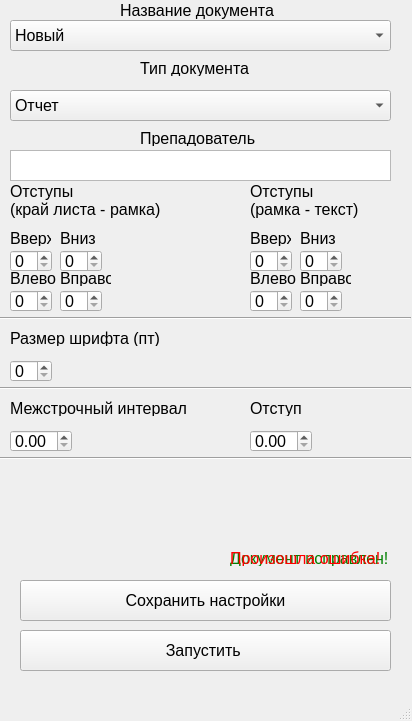
This is data/main.ui in Arkadii01/Docx_testing as Qt 5 draws it before an edit. The edited form follows.
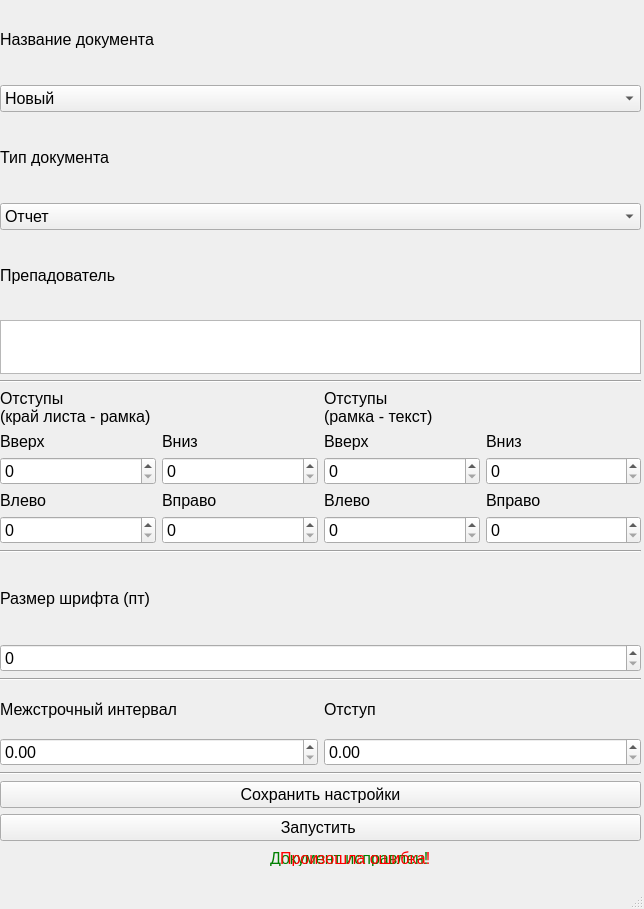
This is the edited form.

Commit message: Добавление flex и grid

Diff of the .ui file:
```diff
--- a/data/main.ui
+++ b/data/main.ui
@@ -6,21 +6,21 @@
    <rect>
     <x>0</x>
     <y>0</y>
-    <width>412</width>
-    <height>721</height>
+    <width>644</width>
+    <height>909</height>
    </rect>
   </property>
   <property name="windowTitle">
    <string>MainWindow</string>
   </property>
   <widget class="QWidget" name="centralwidget">
-   <widget class="QPushButton" name="btn_load">
+   <widget class="QLabel" name="text_success">
     <property name="geometry">
      <rect>
-      <x>20</x>
-      <y>630</y>
-      <width>371</width>
-      <height>41</height>
+      <x>270</x>
+      <y>850</y>
+      <width>161</width>
+      <height>16</height>
      </rect>
     </property>
     <property name="maximumSize">
@@ -34,17 +34,21 @@
       <pointsize>12</pointsize>
      </font>
     </property>
+    <property name="styleSheet">
+     <string notr="true">color: green;
+</string>
+    </property>
     <property name="text">
-     <string>Запустить </string>
+     <string>Документ исправлен!</string>
     </property>
    </widget>
-   <widget class="QPlainTextEdit" name="input_teacher">
+   <widget class="QLabel" name="text_error">
     <property name="geometry">
      <rect>
-      <x>10</x>
-      <y>150</y>
-      <width>381</width>
-      <height>31</height>
+      <x>280</x>
+      <y>850</y>
+      <width>161</width>
+      <height>16</height>
      </rect>
     </property>
     <property name="maximumSize">
@@ -58,25 +62,78 @@
       <pointsize>12</pointsize>
      </font>
     </property>
-    <property name="documentTitle">
-     <string/>
+    <property name="styleSheet">
+     <string notr="true">color: red;</string>
     </property>
-    <property name="plainText">
-     <string/>
+    <property name="text">
+     <string>Произошла ошибка!</string>
     </property>
-    <property name="placeholderText">
-     <string/>
+   </widget>
+   <widget class="QWidget" name="verticalLayoutWidget">
+    <property name="geometry">
+     <rect>
+      <x>0</x>
+      <y>0</y>
+      <width>641</width>
+      <height>841</height>
+     </rect>
     </property>
-   </widget>
+    <layout class="QVBoxLayout" name="verticalLayout">
+     <item>
+      <widget class="QLabel" name="text_filename">
+       <property name="maximumSize">
+        <size>
+         <width>16777215</width>
+         <height>16777215</height>
+        </size>
+       </property>
+       <property name="font">
+        <font>
+         <pointsize>12</pointsize>
+        </font>
+       </property>
+       <property name="text">
+        <string>Название документа</string>
+       </property>
+      </widget>
+     </item>
+     <item>
+      <widget class="QComboBox" name="box_filename">
+       <property name="font">
+        <font>
+         <pointsize>12</pointsize>
+        </font>
+       </property>
+       <item>
+        <property name="text">
+         <string>Новый</string>
+        </property>
+       </item>
+      </widget>
+     </item>
+     <item>
+      <widget class="QLabel" name="text_filetype">
+       <property name="enabled">
+        <bool>true</bool>
+       </property>
+       <property name="maximumSize">
+        <size>
+         <width>16777215</width>
+         <height>16777215</height>
+        </size>
+       </property>
+       <property name="font">
+        <font>
+         <pointsize>12</pointsize>
+        </font>
+       </property>
+       <property name="text">
+        <string>Тип документа</string>
+       </property>
+      </widget>
+     </item>
+     <item>
    <widget class="QComboBox" name="box_filetype">
-    <property name="geometry">
-     <rect>
-      <x>10</x>
-      <y>90</y>
-      <width>381</width>
-      <height>31</height>
-     </rect>
-    </property>
     <property name="font">
      <font>
       <pointsize>12</pointsize>
@@ -113,15 +170,9 @@
      </property>
     </item>
    </widget>
-   <widget class="QSpinBox" name="walltext_bottom">
-    <property name="geometry">
-     <rect>
-      <x>300</x>
-      <y>250</y>
-      <width>42</width>
-      <height>22</height>
-     </rect>
-    </property>
+     </item>
+     <item>
+      <widget class="QLabel" name="label_15">
     <property name="maximumSize">
      <size>
       <width>16777215</width>
@@ -133,124 +184,54 @@
       <pointsize>12</pointsize>
      </font>
     </property>
-   </widget>
-   <widget class="QSpinBox" name="walltext_left">
-    <property name="geometry">
-     <rect>
-      <x>250</x>
-      <y>290</y>
-      <width>42</width>
-      <height>22</height>
-     </rect>
-    </property>
-    <property name="maximumSize">
-     <size>
-      <width>16777215</width>
-      <height>16777215</height>
-     </size>
-    </property>
-    <property name="font">
-     <font>
-      <pointsize>12</pointsize>
-     </font>
-    </property>
-   </widget>
-   <widget class="QSpinBox" name="walltext_up">
-    <property name="geometry">
-     <rect>
-      <x>250</x>
-      <y>250</y>
-      <width>42</width>
-      <height>22</height>
-     </rect>
-    </property>
-    <property name="maximumSize">
-     <size>
-      <width>16777215</width>
-      <height>16777215</height>
-     </size>
-    </property>
-    <property name="font">
-     <font>
-      <pointsize>12</pointsize>
-     </font>
-    </property>
-   </widget>
-   <widget class="QSpinBox" name="walltext_right">
-    <property name="geometry">
-     <rect>
-      <x>300</x>
-      <y>290</y>
-      <width>42</width>
-      <height>22</height>
-     </rect>
-    </property>
-    <property name="maximumSize">
-     <size>
-      <width>16777215</width>
-      <height>16777215</height>
-     </size>
-    </property>
-    <property name="font">
-     <font>
-      <pointsize>12</pointsize>
-     </font>
-    </property>
-   </widget>
-   <widget class="QSpinBox" name="fontsize">
-    <property name="geometry">
-     <rect>
-      <x>10</x>
-      <y>360</y>
-      <width>42</width>
-      <height>22</height>
-     </rect>
-    </property>
-    <property name="maximumSize">
-     <size>
-      <width>16777215</width>
-      <height>16777215</height>
-     </size>
-    </property>
-    <property name="font">
-     <font>
-      <pointsize>12</pointsize>
-     </font>
-    </property>
-   </widget>
-   <widget class="QLabel" name="label">
-    <property name="geometry">
-     <rect>
-      <x>10</x>
-      <y>330</y>
-      <width>161</width>
-      <height>16</height>
-     </rect>
-    </property>
-    <property name="maximumSize">
-     <size>
-      <width>16777215</width>
-      <height>16777215</height>
-     </size>
-    </property>
-    <property name="font">
-     <font>
-      <pointsize>12</pointsize>
-     </font>
+       <property name="styleSheet">
+        <string notr="true"/>
     </property>
     <property name="text">
-     <string>Размер шрифта (пт)</string>
-    </property>
-   </widget>
+        <string>Препадователь</string>
+       </property>
+      </widget>
+     </item>
+     <item>
+      <widget class="QPlainTextEdit" name="input_teacher">
+       <property name="maximumSize">
+        <size>
+         <width>16777215</width>
+         <height>54</height>
+        </size>
+       </property>
+       <property name="font">
+        <font>
+         <pointsize>12</pointsize>
+        </font>
+       </property>
+       <property name="styleSheet">
+        <string notr="true"/>
+       </property>
+       <property name="documentTitle">
+        <string/>
+       </property>
+       <property name="plainText">
+        <string/>
+       </property>
+       <property name="placeholderText">
+        <string/>
+       </property>
+      </widget>
+     </item>
+     <item>
+      <widget class="Line" name="line_4">
+       <property name="orientation">
+        <enum>Qt::Horizontal</enum>
+       </property>
+      </widget>
+     </item>
+     <item>
+      <layout class="QVBoxLayout" name="verticalLayout_2">
+       <item>
+        <layout class="QHBoxLayout" name="horizontalLayout">
+         <item>
    <widget class="QLabel" name="label_2">
-    <property name="geometry">
-     <rect>
-      <x>10</x>
-      <y>180</y>
-      <width>171</width>
-      <height>41</height>
-     </rect>
-    </property>
     <property name="maximumSize">
      <size>
       <width>16777215</width>
@@ -267,15 +248,9 @@
 (край листа - рамка)</string>
     </property>
    </widget>
+         </item>
+         <item>
    <widget class="QLabel" name="label_3">
-    <property name="geometry">
-     <rect>
-      <x>250</x>
-      <y>180</y>
-      <width>141</width>
-      <height>41</height>
-     </rect>
-    </property>
     <property name="maximumSize">
      <size>
       <width>16777215</width>
@@ -292,18 +267,30 @@
 (рамка - текст)</string>
     </property>
    </widget>
-   <widget class="QLabel" name="text_filetype">
-    <property name="enabled">
-     <bool>true</bool>
-    </property>
-    <property name="geometry">
-     <rect>
-      <x>140</x>
-      <y>60</y>
-      <width>161</width>
-      <height>16</height>
-     </rect>
-    </property>
+         </item>
+        </layout>
+       </item>
+       <item>
+        <layout class="QHBoxLayout" name="horizontalLayout_2">
+         <item>
+          <layout class="QGridLayout" name="gridLayout_2">
+           <item row="3" column="0">
+            <widget class="QSpinBox" name="edgewall_left">
+             <property name="maximumSize">
+              <size>
+               <width>16777215</width>
+               <height>16777215</height>
+              </size>
+             </property>
+             <property name="font">
+              <font>
+               <pointsize>12</pointsize>
+              </font>
+             </property>
+            </widget>
+           </item>
+           <item row="0" column="1">
+            <widget class="QLabel" name="label_16">
     <property name="maximumSize">
      <size>
       <width>16777215</width>
@@ -316,18 +303,148 @@
      </font>
     </property>
     <property name="text">
-     <string>Тип документа</string>
-    </property>
-   </widget>
+              <string>Вниз</string>
+             </property>
+            </widget>
+           </item>
+           <item row="0" column="0">
+            <widget class="QLabel" name="label_18">
+             <property name="maximumSize">
+              <size>
+               <width>16777215</width>
+               <height>16777215</height>
+              </size>
+             </property>
+             <property name="font">
+              <font>
+               <pointsize>12</pointsize>
+              </font>
+             </property>
+             <property name="text">
+              <string>Вверх</string>
+             </property>
+            </widget>
+           </item>
+           <item row="2" column="0">
+            <widget class="QLabel" name="label_19">
+             <property name="maximumSize">
+              <size>
+               <width>16777215</width>
+               <height>16777215</height>
+              </size>
+             </property>
+             <property name="font">
+              <font>
+               <pointsize>12</pointsize>
+              </font>
+             </property>
+             <property name="text">
+              <string>Влево</string>
+             </property>
+            </widget>
+           </item>
+           <item row="1" column="0">
+            <widget class="QSpinBox" name="edgewall_up">
+             <property name="maximumSize">
+              <size>
+               <width>16777215</width>
+               <height>16777215</height>
+              </size>
+             </property>
+             <property name="font">
+              <font>
+               <pointsize>12</pointsize>
+              </font>
+             </property>
+            </widget>
+           </item>
+           <item row="1" column="1">
+            <widget class="QSpinBox" name="edgewall_bottom">
+             <property name="maximumSize">
+              <size>
+               <width>16777215</width>
+               <height>16777215</height>
+              </size>
+             </property>
+             <property name="font">
+              <font>
+               <pointsize>12</pointsize>
+              </font>
+             </property>
+            </widget>
+           </item>
+           <item row="2" column="1">
+            <widget class="QLabel" name="label_17">
+             <property name="maximumSize">
+              <size>
+               <width>16777215</width>
+               <height>16777215</height>
+              </size>
+             </property>
+             <property name="font">
+              <font>
+               <pointsize>12</pointsize>
+              </font>
+             </property>
+             <property name="text">
+              <string>Вправо</string>
+             </property>
+            </widget>
+           </item>
+           <item row="3" column="1">
+            <widget class="QSpinBox" name="edgewall_right">
+             <property name="maximumSize">
+              <size>
+               <width>16777215</width>
+               <height>16777215</height>
+              </size>
+             </property>
+             <property name="font">
+              <font>
+               <pointsize>12</pointsize>
+              </font>
+             </property>
+            </widget>
+           </item>
+          </layout>
+         </item>
+         <item>
+          <layout class="QGridLayout" name="gridLayout_3">
+           <item row="2" column="0">
+            <widget class="QLabel" name="label_11">
+             <property name="maximumSize">
+              <size>
+               <width>16777215</width>
+               <height>16777215</height>
+              </size>
+             </property>
+             <property name="font">
+              <font>
+               <pointsize>12</pointsize>
+              </font>
+             </property>
+             <property name="text">
+              <string>Влево</string>
+             </property>
+            </widget>
+           </item>
+           <item row="1" column="1">
+            <widget class="QSpinBox" name="walltext_bottom">
+             <property name="maximumSize">
+              <size>
+               <width>16777215</width>
+               <height>16777215</height>
+              </size>
+             </property>
+             <property name="font">
+              <font>
+               <pointsize>12</pointsize>
+              </font>
+             </property>
+            </widget>
+           </item>
+           <item row="2" column="1">
    <widget class="QLabel" name="label_9">
-    <property name="geometry">
-     <rect>
-      <x>300</x>
-      <y>270</y>
-      <width>51</width>
-      <height>16</height>
-     </rect>
-    </property>
     <property name="maximumSize">
      <size>
       <width>16777215</width>
@@ -343,15 +460,9 @@
      <string>Вправо</string>
     </property>
    </widget>
+           </item>
+           <item row="0" column="0">
    <widget class="QLabel" name="label_10">
-    <property name="geometry">
-     <rect>
-      <x>250</x>
-      <y>230</y>
-      <width>41</width>
-      <height>16</height>
-     </rect>
-    </property>
     <property name="maximumSize">
      <size>
       <width>16777215</width>
@@ -367,39 +478,9 @@
      <string>Вверх</string>
     </property>
    </widget>
-   <widget class="QLabel" name="label_11">
-    <property name="geometry">
-     <rect>
-      <x>250</x>
-      <y>270</y>
-      <width>51</width>
-      <height>16</height>
-     </rect>
-    </property>
-    <property name="maximumSize">
-     <size>
-      <width>16777215</width>
-      <height>16777215</height>
-     </size>
-    </property>
-    <property name="font">
-     <font>
-      <pointsize>12</pointsize>
-     </font>
-    </property>
-    <property name="text">
-     <string>Влево</string>
-    </property>
-   </widget>
+           </item>
+           <item row="0" column="1">
    <widget class="QLabel" name="label_12">
-    <property name="geometry">
-     <rect>
-      <x>300</x>
-      <y>230</y>
-      <width>35</width>
-      <height>16</height>
-     </rect>
-    </property>
     <property name="maximumSize">
      <size>
       <width>16777215</width>
@@ -415,15 +496,127 @@
      <string>Вниз</string>
     </property>
    </widget>
+           </item>
+           <item row="1" column="0">
+            <widget class="QSpinBox" name="walltext_up">
+             <property name="maximumSize">
+              <size>
+               <width>16777215</width>
+               <height>16777215</height>
+              </size>
+             </property>
+             <property name="font">
+              <font>
+               <pointsize>12</pointsize>
+              </font>
+             </property>
+            </widget>
+           </item>
+           <item row="3" column="0">
+            <widget class="QSpinBox" name="walltext_left">
+             <property name="maximumSize">
+              <size>
+               <width>16777215</width>
+               <height>16777215</height>
+              </size>
+             </property>
+             <property name="font">
+              <font>
+               <pointsize>12</pointsize>
+              </font>
+             </property>
+            </widget>
+           </item>
+           <item row="3" column="1">
+            <widget class="QSpinBox" name="walltext_right">
+             <property name="maximumSize">
+              <size>
+               <width>16777215</width>
+               <height>16777215</height>
+              </size>
+             </property>
+             <property name="font">
+              <font>
+               <pointsize>12</pointsize>
+              </font>
+             </property>
+            </widget>
+           </item>
+          </layout>
+         </item>
+        </layout>
+       </item>
+      </layout>
+     </item>
+     <item>
+      <widget class="Line" name="line_3">
+       <property name="orientation">
+        <enum>Qt::Horizontal</enum>
+       </property>
+      </widget>
+     </item>
+     <item>
+      <widget class="QLabel" name="label">
+       <property name="maximumSize">
+        <size>
+         <width>16777215</width>
+         <height>16777215</height>
+        </size>
+       </property>
+       <property name="font">
+        <font>
+         <pointsize>12</pointsize>
+        </font>
+       </property>
+       <property name="text">
+        <string>Размер шрифта (пт)</string>
+       </property>
+      </widget>
+     </item>
+     <item>
+      <widget class="QSpinBox" name="fontsize">
+       <property name="maximumSize">
+        <size>
+         <width>16777215</width>
+         <height>16777215</height>
+        </size>
+       </property>
+       <property name="font">
+        <font>
+         <pointsize>12</pointsize>
+        </font>
+       </property>
+      </widget>
+     </item>
+     <item>
+      <widget class="Line" name="line">
+       <property name="orientation">
+        <enum>Qt::Horizontal</enum>
+       </property>
+      </widget>
+     </item>
+     <item>
+      <layout class="QGridLayout" name="gridLayout_4">
+       <item row="1" column="1">
+        <widget class="QDoubleSpinBox" name="first_void">
+         <property name="font">
+          <font>
+           <pointsize>12</pointsize>
+          </font>
+         </property>
+        </widget>
+       </item>
+       <item row="1" column="0">
+        <widget class="QDoubleSpinBox" name="rows_distance">
+         <property name="font">
+          <font>
+           <pointsize>12</pointsize>
+          </font>
+         </property>
+        </widget>
+       </item>
+       <item row="0" column="0">
    <widget class="QLabel" name="label_13">
-    <property name="geometry">
-     <rect>
-      <x>10</x>
-      <y>400</y>
-      <width>181</width>
-      <height>16</height>
-     </rect>
-    </property>
     <property name="maximumSize">
      <size>
       <width>16777215</width>
@@ -439,15 +632,9 @@
      <string>Межстрочный интервал</string>
     </property>
    </widget>
+       </item>
+       <item row="0" column="1">
    <widget class="QLabel" name="label_14">
-    <property name="geometry">
-     <rect>
-      <x>250</x>
-      <y>400</y>
-      <width>91</width>
-      <height>16</height>
-     </rect>
-    </property>
     <property name="maximumSize">
      <size>
       <width>16777215</width>
@@ -463,138 +650,18 @@
      <string>Отступ</string>
     </property>
    </widget>
-   <widget class="QLabel" name="label_15">
-    <property name="geometry">
-     <rect>
-      <x>140</x>
-      <y>130</y>
-      <width>121</width>
-      <height>16</height>
-     </rect>
-    </property>
-    <property name="maximumSize">
-     <size>
-      <width>16777215</width>
-      <height>16777215</height>
-     </size>
-    </property>
-    <property name="font">
-     <font>
-      <pointsize>12</pointsize>
-     </font>
-    </property>
-    <property name="text">
-     <string>Препадователь</string>
-    </property>
-   </widget>
-   <widget class="QLabel" name="text_success">
-    <property name="geometry">
-     <rect>
-      <x>230</x>
-      <y>550</y>
-      <width>161</width>
-      <height>16</height>
-     </rect>
-    </property>
-    <property name="maximumSize">
-     <size>
-      <width>16777215</width>
-      <height>16777215</height>
-     </size>
-    </property>
-    <property name="font">
-     <font>
-      <pointsize>12</pointsize>
-     </font>
-    </property>
-    <property name="styleSheet">
-     <string notr="true">color: green;
-</string>
-    </property>
-    <property name="text">
-     <string>Документ исправлен!</string>
-    </property>
-   </widget>
-   <widget class="QLabel" name="text_error">
-    <property name="geometry">
-     <rect>
-      <x>230</x>
-      <y>550</y>
-      <width>161</width>
-      <height>16</height>
-     </rect>
-    </property>
-    <property name="maximumSize">
-     <size>
-      <width>16777215</width>
-      <height>16777215</height>
-     </size>
-    </property>
-    <property name="font">
-     <font>
-      <pointsize>12</pointsize>
-     </font>
-    </property>
-    <property name="styleSheet">
-     <string notr="true">color: red;</string>
-    </property>
-    <property name="text">
-     <string>Произошла ошибка!</string>
-    </property>
-   </widget>
-   <widget class="QComboBox" name="box_filename">
-    <property name="geometry">
-     <rect>
-      <x>10</x>
-      <y>20</y>
-      <width>381</width>
-      <height>31</height>
-     </rect>
-    </property>
-    <property name="font">
-     <font>
-      <pointsize>12</pointsize>
-     </font>
-    </property>
+       </item>
+      </layout>
+     </item>
     <item>
-     <property name="text">
-      <string>Новый</string>
-     </property>
-    </item>
-   </widget>
-   <widget class="QLabel" name="text_filename">
-    <property name="geometry">
-     <rect>
-      <x>120</x>
-      <y>0</y>
-      <width>161</width>
-      <height>21</height>
-     </rect>
-    </property>
-    <property name="maximumSize">
-     <size>
-      <width>16777215</width>
-      <height>16777215</height>
-     </size>
-    </property>
-    <property name="font">
-     <font>
-      <pointsize>12</pointsize>
-     </font>
-    </property>
-    <property name="text">
-     <string>Название документа</string>
-    </property>
-   </widget>
+      <widget class="Line" name="line_2">
+       <property name="orientation">
+        <enum>Qt::Horizontal</enum>
+       </property>
+      </widget>
+     </item>
+     <item>
    <widget class="QPushButton" name="btn_save">
-    <property name="geometry">
-     <rect>
-      <x>20</x>
-      <y>580</y>
-      <width>371</width>
-      <height>41</height>
-     </rect>
-    </property>
     <property name="maximumSize">
      <size>
       <width>16777215</width>
@@ -610,15 +677,9 @@
      <string>Сохранить настройки</string>
     </property>
    </widget>
-   <widget class="QSpinBox" name="edgewall_right">
-    <property name="geometry">
-     <rect>
-      <x>60</x>
-      <y>290</y>
-      <width>42</width>
-      <height>22</height>
-     </rect>
-    </property>
+     </item>
+     <item>
+      <widget class="QPushButton" name="btn_load">
     <property name="maximumSize">
      <size>
       <width>16777215</width>
@@ -630,234 +691,12 @@
       <pointsize>12</pointsize>
      </font>
     </property>
-   </widget>
-   <widget class="QLabel" name="label_16">
-    <property name="geometry">
-     <rect>
-      <x>60</x>
-      <y>230</y>
-      <width>35</width>
-      <height>16</height>
-     </rect>
-    </property>
-    <property name="maximumSize">
-     <size>
-      <width>16777215</width>
-      <height>16777215</height>
-     </size>
-    </property>
-    <property name="font">
-     <font>
-      <pointsize>12</pointsize>
-     </font>
-    </property>
     <property name="text">
-     <string>Вниз</string>
-    </property>
-   </widget>
-   <widget class="QSpinBox" name="edgewall_bottom">
-    <property name="geometry">
-     <rect>
-      <x>60</x>
-      <y>250</y>
-      <width>42</width>
-      <height>22</height>
-     </rect>
-    </property>
-    <property name="maximumSize">
-     <size>
-      <width>16777215</width>
-      <height>16777215</height>
-     </size>
-    </property>
-    <property name="font">
-     <font>
-      <pointsize>12</pointsize>
-     </font>
-    </property>
-   </widget>
-   <widget class="QLabel" name="label_17">
-    <property name="geometry">
-     <rect>
-      <x>60</x>
-      <y>270</y>
-      <width>51</width>
-      <height>16</height>
-     </rect>
-    </property>
-    <property name="maximumSize">
-     <size>
-      <width>16777215</width>
-      <height>16777215</height>
-     </size>
-    </property>
-    <property name="font">
-     <font>
-      <pointsize>12</pointsize>
-     </font>
-    </property>
-    <property name="text">
-     <string>Вправо</string>
-    </property>
-   </widget>
-   <widget class="QSpinBox" name="edgewall_up">
-    <property name="geometry">
-     <rect>
-      <x>10</x>
-      <y>250</y>
-      <width>42</width>
-      <height>22</height>
-     </rect>
-    </property>
-    <property name="maximumSize">
-     <size>
-      <width>16777215</width>
-      <height>16777215</height>
-     </size>
-    </property>
-    <property name="font">
-     <font>
-      <pointsize>12</pointsize>
-     </font>
-    </property>
-   </widget>
-   <widget class="QSpinBox" name="edgewall_left">
-    <property name="geometry">
-     <rect>
-      <x>10</x>
-      <y>290</y>
-      <width>42</width>
-      <height>22</height>
-     </rect>
-    </property>
-    <property name="maximumSize">
-     <size>
-      <width>16777215</width>
-      <height>16777215</height>
-     </size>
-    </property>
-    <property name="font">
-     <font>
-      <pointsize>12</pointsize>
-     </font>
-    </property>
-   </widget>
-   <widget class="QLabel" name="label_18">
-    <property name="geometry">
-     <rect>
-      <x>10</x>
-      <y>230</y>
-      <width>41</width>
-      <height>16</height>
-     </rect>
-    </property>
-    <property name="maximumSize">
-     <size>
-      <width>16777215</width>
-      <height>16777215</height>
-     </size>
-    </property>
-    <property name="font">
-     <font>
-      <pointsize>12</pointsize>
-     </font>
-    </property>
-    <property name="text">
-     <string>Вверх</string>
-    </property>
-   </widget>
-   <widget class="QLabel" name="label_19">
-    <property name="geometry">
-     <rect>
-      <x>10</x>
-      <y>270</y>
-      <width>51</width>
-      <height>16</height>
-     </rect>
-    </property>
-    <property name="maximumSize">
-     <size>
-      <width>16777215</width>
-      <height>16777215</height>
-     </size>
-    </property>
-    <property name="font">
-     <font>
-      <pointsize>12</pointsize>
-     </font>
-    </property>
-    <property name="text">
-     <string>Влево</string>
-    </property>
-   </widget>
-   <widget class="QDoubleSpinBox" name="rows_distance">
-    <property name="geometry">
-     <rect>
-      <x>10</x>
-      <y>430</y>
-      <width>62</width>
-      <height>22</height>
-     </rect>
-    </property>
-    <property name="font">
-     <font>
-      <pointsize>12</pointsize>
-     </font>
-    </property>
-   </widget>
-   <widget class="Line" name="line">
-    <property name="geometry">
-     <rect>
-      <x>0</x>
-      <y>450</y>
-      <width>411</width>
-      <height>16</height>
-     </rect>
-    </property>
-    <property name="orientation">
-     <enum>Qt::Horizontal</enum>
-    </property>
-   </widget>
-   <widget class="Line" name="line_2">
-    <property name="geometry">
-     <rect>
-      <x>0</x>
-      <y>380</y>
-      <width>411</width>
-      <height>16</height>
-     </rect>
-    </property>
-    <property name="orientation">
-     <enum>Qt::Horizontal</enum>
-    </property>
-   </widget>
-   <widget class="Line" name="line_3">
-    <property name="geometry">
-     <rect>
-      <x>0</x>
-      <y>310</y>
-      <width>411</width>
-      <height>16</height>
-     </rect>
-    </property>
-    <property name="orientation">
-     <enum>Qt::Horizontal</enum>
-    </property>
-   </widget>
-   <widget class="QDoubleSpinBox" name="first_void">
-    <property name="geometry">
-     <rect>
-      <x>250</x>
-      <y>430</y>
-      <width>62</width>
-      <height>22</height>
-     </rect>
-    </property>
-    <property name="font">
-     <font>
-      <pointsize>12</pointsize>
-     </font>
-    </property>
+        <string>Запустить </string>
+       </property>
+      </widget>
+     </item>
+    </layout>
    </widget>
   </widget>
   <widget class="QMenuBar" name="menubar">
@@ -865,7 +704,7 @@
     <rect>
      <x>0</x>
      <y>0</y>
-     <width>412</width>
+     <width>644</width>
      <height>18</height>
     </rect>
    </property>
```
Lines whose indentation alone changed are shown as unchanged. The commit also changes 7 other files.
